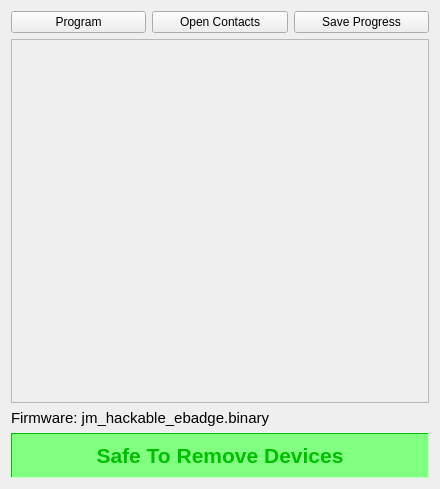
Qt form src/hackergang.ui (parallaxinc/BadgeHacker) before a commit.
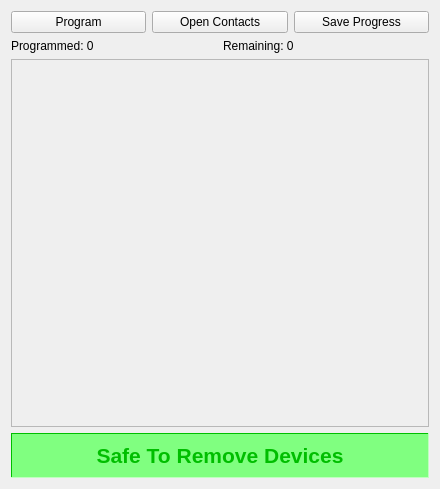
The same form after that commit.

What changed in the file:
```diff
--- a/src/hackergang.ui
+++ b/src/hackergang.ui
@@ -45,6 +45,27 @@
      </item>
     </layout>
    </item>
+   <item>
+    <layout class="QHBoxLayout" name="horizontalLayout">
+     <item>
+      <widget class="QLabel" name="label">
+       <property name="text">
+        <string>Programmed: 0</string>
+       </property>
+      </widget>
+     </item>
+     <item>
+      <widget class="QLabel" name="label_2">
+       <property name="text">
+        <string>Remaining: 0</string>
+       </property>
+       <property name="alignment">
+        <set>Qt::AlignLeading|Qt::AlignLeft|Qt::AlignVCenter</set>
+       </property>
+      </widget>
+     </item>
+    </layout>
+   </item>
    <item>
     <widget class="QScrollArea" name="scrollArea">
      <property name="frameShape">
@@ -62,7 +83,7 @@
         <x>0</x>
         <y>0</y>
         <width>420</width>
-        <height>359</height>
+        <height>357</height>
        </rect>
       </property>
       <layout class="QVBoxLayout" name="verticalLayout">
@@ -105,18 +126,6 @@
      </widget>
     </widget>
    </item>
-   <item>
-    <widget class="QLabel" name="firmware">
-     <property name="font">
-      <font>
-       <pointsize>11</pointsize>
-      </font>
-     </property>
-     <property name="text">
-      <string>Firmware: jm_hackable_ebadge.binary</string>
-     </property>
-    </widget>
-   </item>
    <item>
     <widget class="QFrame" name="removeDevices">
      <property name="sizePolicy">
```
Left out of the diff: 2 changed lines with no effect on the pictures.
